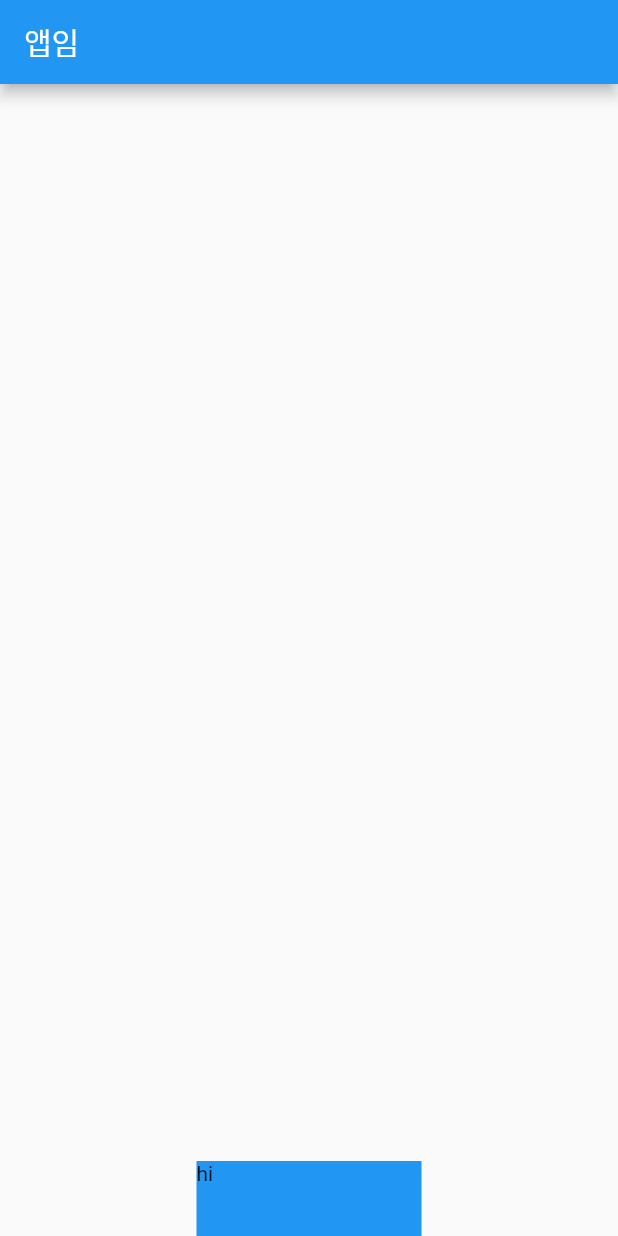
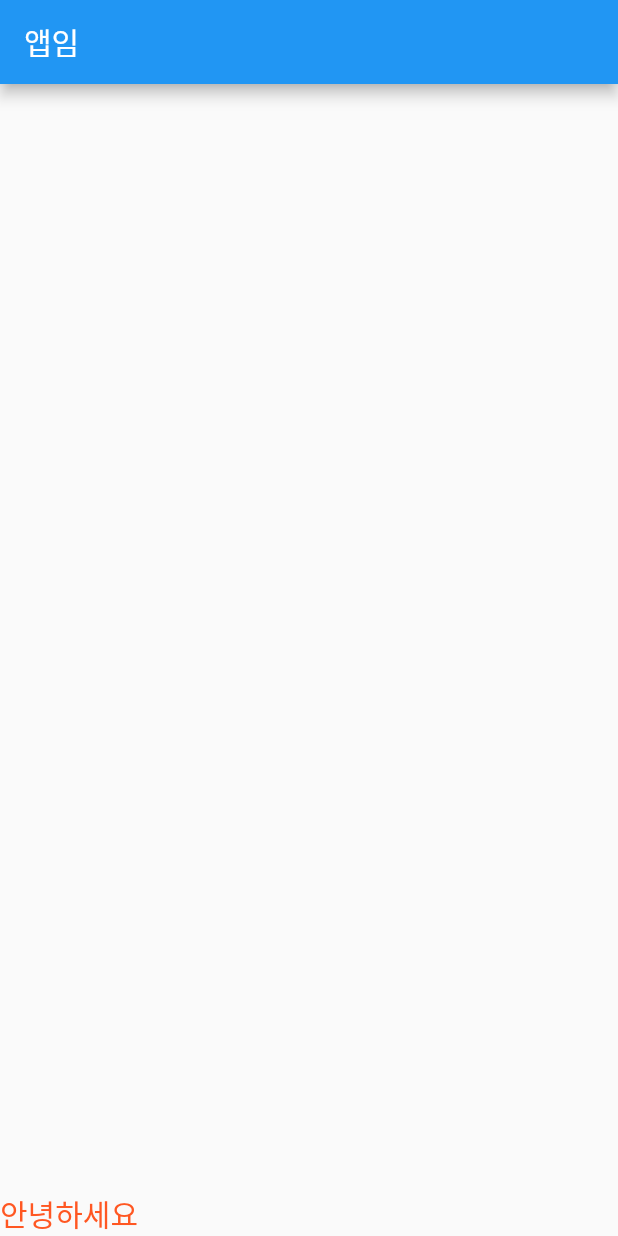
Before and after one commit to changDDAO/contact, a Flutter app: the screen it shows after launch, on a phone screen of 412 x 824 dp. Run offline on Flutter 3.47's test engine with Material 2 defaults, Android fonts, the phone set to English and light mode, and no system bars.

Commit message:
Text deco test

```diff
--- a/lib/main.dart
+++ b/lib/main.dart
@@ -12,14 +12,15 @@ class MyApp extends StatelessWidget {
     return MaterialApp(
         home: Scaffold(
           appBar: AppBar(title: Text('앱임')),
-          body: Align(
-            alignment: Alignment.bottomCenter,
-            child: Container(
-              width: 150,
-              height: 50, color: Colors.blue,
+          body: SizedBox(
+            child: Align(
+              alignment: Alignment.bottomLeft,
+              child: Text('안녕하세요',
+              style: TextStyle(fontSize: 20, color: Colors.deepOrange
+              ),
+              ),
+            ),
 
-              child: Text('hi'),
-            ),
           ),
         ));
   }
```
